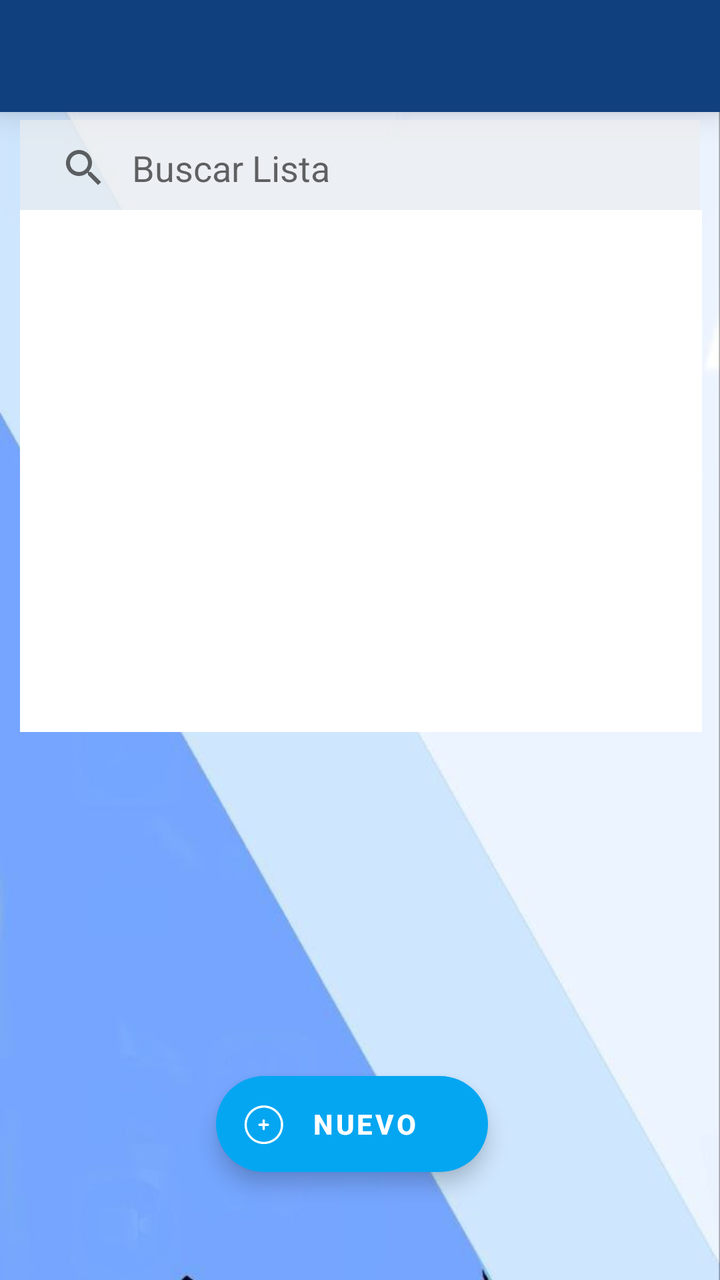
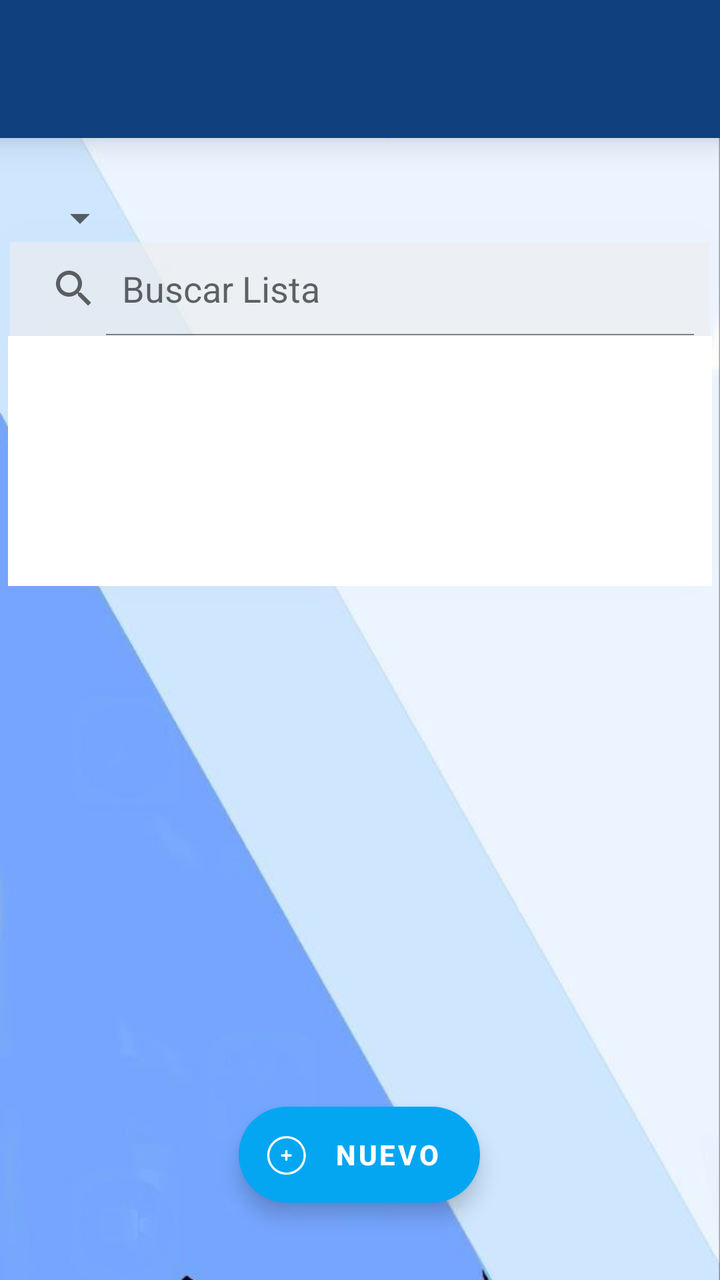

Before-and-after screenshots of an Android layout around one commit, followed by the original layout XML and the change that was made.
<!-- AndroidManifest.xml: application theme Theme.CowData.NoActionBar -->
<!-- res/layout/activity_main.xml -->
<?xml version="1.0" encoding="utf-8"?>
<RelativeLayout xmlns:android="http://schemas.android.com/apk/res/android"
    xmlns:app="http://schemas.android.com/apk/res-auto"
    xmlns:tools="http://schemas.android.com/tools"
    android:id="@+id/container"
    android:layout_width="match_parent"
    android:layout_height="match_parent"
    android:background="@drawable/back_loing">

    <Spinner
        android:id="@+id/spinType"
        android:layout_width="220dp"
        android:layout_height="wrap_content"
        android:layout_alignParentStart="true"
        android:layout_alignParentTop="true"
        android:layout_alignParentEnd="true"
        android:layout_alignParentBottom="true"
        android:layout_marginStart="10dp"
        android:layout_marginTop="150dp"
        android:layout_marginEnd="181dp"
        android:layout_marginBottom="550dp"
        android:clickable="true"
        android:focusable="true"
        android:textSize="@dimen/textViewLong"
        app:layout_constraintHorizontal_bias="0.971"
        app:layout_constraintVertical_bias="0.136" />

    <android.widget.SearchView
        android:id="@+id/searchBar"
        android:layout_width="388dp"
        android:layout_height="wrap_content"
        android:layout_alignParentTop="true"
        android:layout_marginStart="10dp"
        android:layout_marginTop="60dp"
        android:layout_marginEnd="10dp"
        android:layout_marginBottom="499dp"
        android:background="@color/text_background"
        android:iconifiedByDefault="false"
        android:queryHint="Buscar Lista"
        android:translationZ="999dp" />

    <RelativeLayout
        android:id="@+id/RelativeGridLayout"
        android:layout_width="match_parent"
        android:layout_height="603dp"
        android:layout_alignParentTop="true"
        android:layout_marginTop="0dp">


        <GridView
            android:id="@+id/gcImg"
            android:layout_width="wrap_content"
            android:layout_height="wrap_content"
            android:layout_alignParentTop="true"
            android:layout_marginStart="10dp"
            android:layout_marginTop="210dp"
            android:layout_marginEnd="10dp"
            android:layout_marginBottom="17dp"
            android:columnWidth="90dp"
            android:gravity="center"
            android:horizontalSpacing="10dp"
            android:numColumns="3"
            android:stretchMode="columnWidth"
            android:verticalSpacing="10dp"
            app:layout_constraintBottom_toBottomOf="parent"
            app:layout_constraintEnd_toEndOf="parent"
            app:layout_constraintHorizontal_bias="0.813"
            app:layout_constraintStart_toStartOf="parent"
            app:layout_constraintTop_toTopOf="parent"
            app:layout_constraintVertical_bias="0.142">

        </GridView>

        <LinearLayout
            android:id="@+id/linearLayout"
            android:layout_width="match_parent"
            android:layout_height="92dp"
            android:layout_marginBottom="-139dp"
            android:orientation="vertical">

            

        </LinearLayout>


    </RelativeLayout>

    <androidx.appcompat.widget.Toolbar
        android:id="@+id/my_toolbar"
        android:layout_width="match_parent"
        android:layout_height="?attr/actionBarSize"
        android:background="?attr/colorPrimary"
        android:elevation="10dp"
        android:theme="@style/ThemeOverlay.AppCompat.Dark"
        android:popupTheme="@style/ThemeOverlay.AppCompat.Dark"         tools:layout_editor_absoluteX="0dp"
        tools:layout_editor_absoluteY="1dp" />

    <androidx.constraintlayout.widget.Guideline
        android:id="@+id/guideline"
        android:layout_width="wrap_content"
        android:layout_height="wrap_content"
        android:orientation="vertical"
        app:layout_constraintGuide_begin="-53dp" />

    <androidx.constraintlayout.widget.Guideline
        android:id="@+id/guideline2"
        android:layout_width="wrap_content"
        android:layout_height="wrap_content"
        android:orientation="vertical"
        app:layout_constraintGuide_begin="16dp" />

    <androidx.constraintlayout.widget.Guideline
        android:id="@+id/guideline3"
        android:layout_width="wrap_content"
        android:layout_height="wrap_content"
        android:orientation="vertical"
        app:layout_constraintGuide_end="16dp" />

    <androidx.coordinatorlayout.widget.CoordinatorLayout
        android:id="@+id/layout"
        android:layout_width="411dp"
        android:layout_height="59dp"
        tools:layout_editor_absoluteX="0dp"
        tools:layout_editor_absoluteY="672dp">

        

    </androidx.coordinatorlayout.widget.CoordinatorLayout>

    <androidx.constraintlayout.widget.Guideline
        android:id="@+id/guideline7"
        android:layout_width="wrap_content"
        android:layout_height="wrap_content"
        android:orientation="horizontal"
        app:layout_constraintGuide_end="149dp" />

    <androidx.constraintlayout.widget.Guideline
        android:id="@+id/guideline11"
        android:layout_width="wrap_content"
        android:layout_height="wrap_content"
        android:orientation="horizontal"
        app:layout_constraintGuide_begin="-47dp" />

    <androidx.constraintlayout.widget.Barrier
        android:id="@+id/barrier3"
        android:layout_width="wrap_content"
        android:layout_height="wrap_content"
        app:barrierDirection="top" />

    <androidx.constraintlayout.widget.Guideline
        android:id="@+id/guideline12"
        android:layout_width="wrap_content"
        android:layout_height="wrap_content"
        android:orientation="horizontal"
        app:layout_constraintGuide_begin="94dp" />

    <ListView
        android:id="@+id/lv"
        android:layout_width="wrap_content"
        android:layout_height="124dp"
        android:layout_alignTop="@+id/searchBar"
        android:layout_alignParentStart="true"
        android:layout_alignParentEnd="true"
        android:layout_alignParentBottom="true"
        android:layout_marginStart="10dp"
        android:layout_marginTop="45dp"
        android:layout_marginEnd="9dp"
        android:layout_marginBottom="274dp"
        android:background="?attr/colorBackgroundFloating"
        android:translationZ="999dp" />


    <com.google.android.material.floatingactionbutton.ExtendedFloatingActionButton
        android:id="@+id/buttNew"
        android:layout_width="187dp"
        android:layout_height="wrap_content"
        android:layout_alignParentStart="true"
        android:layout_alignParentEnd="true"
        android:layout_alignParentBottom="true"
        android:layout_marginStart="108dp"
        android:layout_marginLeft="1dp"
        android:layout_marginTop="1dp"
        android:layout_marginEnd="116dp"
        android:layout_marginRight="1dp"
        android:layout_marginBottom="54dp"
        android:clickable="true"
        android:focusable="true"
        android:text="Nuevo"
        android:textStyle="bold"
        android:textColor="@color/inner_button"
        app:iconTint="@color/inner_button"
        app:backgroundTint="@color/float_button"
        app:fabSize="normal"
        app:icon="@drawable/add_button"
        app:layout_constraintBottom_toBottomOf="parent"
        app:layout_constraintEnd_toStartOf="@+id/guideline3"
        app:layout_constraintHorizontal_bias="0.498"
        app:layout_constraintStart_toStartOf="@+id/guideline2"
        app:layout_constraintTop_toTopOf="@+id/guideline7"
        app:layout_constraintVertical_bias="0.378" />

</RelativeLayout>
<!-- resources referenced by this layout -->
<resources>
  <color name="float_button">#05a6f1</color>
  <color name="inner_button">#FFFFFF</color>
  <color name="text_background">#99ffffff</color>
  <dimen name="textViewLong">16sp</dimen>
  <!-- drawable add_button: vector/xml drawable (drawable, 3688 chars, omitted) -->
  <!-- drawable back_loing: png bitmap (drawable, 77659 bytes) -->
  <style name="Theme.CowData.NoActionBar">
          <item name="windowActionBar">false</item>
          <item name="windowNoTitle">true</item>
      </style>
</resources>

<!-- the commit's change to res/layout/activity_main.xml (unified diff, before → after) -->
@@ -1,5 +1,5 @@
 <?xml version="1.0" encoding="utf-8"?>
-<RelativeLayout xmlns:android="http://schemas.android.com/apk/res/android"
+<androidx.constraintlayout.widget.ConstraintLayout xmlns:android="http://schemas.android.com/apk/res/android"
     xmlns:app="http://schemas.android.com/apk/res-auto"
     xmlns:tools="http://schemas.android.com/tools"
     android:id="@+id/container"
@@ -7,93 +7,64 @@
     android:layout_height="match_parent"
     android:background="@drawable/back_loing">
 
+
     <Spinner
         android:id="@+id/spinType"
-        android:layout_width="220dp"
+        android:layout_width="wrap_content"
         android:layout_height="wrap_content"
-        android:layout_alignParentStart="true"
-        android:layout_alignParentTop="true"
-        android:layout_alignParentEnd="true"
-        android:layout_alignParentBottom="true"
-        android:layout_marginStart="10dp"
-        android:layout_marginTop="150dp"
-        android:layout_marginEnd="181dp"
-        android:layout_marginBottom="550dp"
+        android:layout_marginTop="28dp"
         android:clickable="true"
         android:focusable="true"
         android:textSize="@dimen/textViewLong"
-        app:layout_constraintHorizontal_bias="0.971"
-        app:layout_constraintVertical_bias="0.136" />
+        app:layout_constraintStart_toStartOf="@+id/guideline2"
+        app:layout_constraintTop_toBottomOf="@+id/my_toolbar"
+        tools:ignore="MissingConstraints" />
 
     <android.widget.SearchView
         android:id="@+id/searchBar"
-        android:layout_width="388dp"
-        android:layout_height="wrap_content"
-        android:layout_alignParentTop="true"
-        android:layout_marginStart="10dp"
-        android:layout_marginTop="60dp"
-        android:layout_marginEnd="10dp"
-        android:layout_marginBottom="499dp"
+        android:layout_width="350dp"
+        android:layout_height="47dp"
         android:background="@color/text_background"
         android:iconifiedByDefault="false"
         android:queryHint="Buscar Lista"
-        android:translationZ="999dp" />
-
-    <RelativeLayout
-        android:id="@+id/RelativeGridLayout"
-        android:layout_width="match_parent"
-        android:layout_height="603dp"
-        android:layout_alignParentTop="true"
-        android:layout_marginTop="0dp">
+        android:translationZ="999dp"
+        app:layout_constraintEnd_toStartOf="@+id/guideline3"
+        app:layout_constraintStart_toStartOf="@+id/guideline2"
+        app:layout_constraintTop_toBottomOf="@+id/spinType"
+        tools:ignore="MissingConstraints" />
 
 
-        <GridView
-            android:id="@+id/gcImg"
-            android:layout_width="wrap_content"
-            android:layout_height="wrap_content"
-            android:layout_alignParentTop="true"
-            android:layout_marginStart="10dp"
-            android:layout_marginTop="210dp"
-            android:layout_marginEnd="10dp"
-            android:layout_marginBottom="17dp"
-            android:columnWidth="90dp"
-            android:gravity="center"
-            android:horizontalSpacing="10dp"
-            android:numColumns="3"
-            android:stretchMode="columnWidth"
-            android:verticalSpacing="10dp"
-            app:layout_constraintBottom_toBottomOf="parent"
-            app:layout_constraintEnd_toEndOf="parent"
-            app:layout_constraintHorizontal_bias="0.813"
-            app:layout_constraintStart_toStartOf="parent"
-            app:layout_constraintTop_toTopOf="parent"
-            app:layout_constraintVertical_bias="0.142">
-
-        </GridView>
-
-        <LinearLayout
-            android:id="@+id/linearLayout"
-            android:layout_width="match_parent"
-            android:layout_height="92dp"
-            android:layout_marginBottom="-139dp"
-            android:orientation="vertical">
-
-            
-
-        </LinearLayout>
+    
 
 
-    </RelativeLayout>
+    <GridView
+        android:id="@+id/gcImg"
+        android:layout_width="357dp"
+        android:layout_height="483dp"
+        android:columnWidth="90dp"
+        android:gravity="center"
+        android:horizontalSpacing="10dp"
+        android:numColumns="1"
+        android:stretchMode="columnWidth"
+        android:verticalSpacing="10dp"
+        app:layout_constraintEnd_toStartOf="@+id/guideline3"
+        app:layout_constraintHorizontal_bias="0.569"
+        app:layout_constraintStart_toStartOf="@+id/guideline2"
+        app:layout_constraintTop_toBottomOf="@+id/searchBar">
+
+    </GridView>
 
     <androidx.appcompat.widget.Toolbar
         android:id="@+id/my_toolbar"
-        android:layout_width="match_parent"
-        android:layout_height="?attr/actionBarSize"
+        android:layout_width="369dp"
+        android:layout_height="69dp"
         android:background="?attr/colorPrimary"
         android:elevation="10dp"
+        android:popupTheme="@style/ThemeOverlay.AppCompat.Dark"
         android:theme="@style/ThemeOverlay.AppCompat.Dark"
-        android:popupTheme="@style/ThemeOverlay.AppCompat.Dark"         tools:layout_editor_absoluteX="0dp"
-        tools:layout_editor_absoluteY="1dp" />
+        app:layout_constraintEnd_toStartOf="@+id/guideline3"
+        app:layout_constraintStart_toStartOf="@+id/guideline2"
+        tools:ignore="MissingConstraints" />
 
     <androidx.constraintlayout.widget.Guideline
         android:id="@+id/guideline"
@@ -118,10 +89,9 @@
 
     <androidx.coordinatorlayout.widget.CoordinatorLayout
         android:id="@+id/layout"
-        android:layout_width="411dp"
-        android:layout_height="59dp"
-        tools:layout_editor_absoluteX="0dp"
-        tools:layout_editor_absoluteY="672dp">
+        android:layout_width="wrap_content"
+        android:layout_height="wrap_content"
+        tools:ignore="MissingConstraints">
 
         
 
@@ -132,7 +102,7 @@
         android:layout_width="wrap_content"
         android:layout_height="wrap_content"
         android:orientation="horizontal"
-        app:layout_constraintGuide_end="149dp" />
+        app:layout_constraintGuide_end="110dp" />
 
     <androidx.constraintlayout.widget.Guideline
         android:id="@+id/guideline11"
@@ -152,46 +122,32 @@
         android:layout_width="wrap_content"
         android:layout_height="wrap_content"
         android:orientation="horizontal"
-        app:layout_constraintGuide_begin="94dp" />
+        app:layout_constraintGuide_begin="69dp" />
 
     <ListView
         android:id="@+id/lv"
-        android:layout_width="wrap_content"
-        android:layout_height="124dp"
-        android:layout_alignTop="@+id/searchBar"
-        android:layout_alignParentStart="true"
-        android:layout_alignParentEnd="true"
-        android:layout_alignParentBottom="true"
-        android:layout_marginStart="10dp"
-        android:layout_marginTop="45dp"
-        android:layout_marginEnd="9dp"
-        android:layout_marginBottom="274dp"
+        android:layout_width="352dp"
+        android:layout_height="125dp"
         android:background="?attr/colorBackgroundFloating"
-        android:translationZ="999dp" />
+        android:translationZ="999dp"
+        app:layout_constraintEnd_toStartOf="@+id/guideline3"
+        app:layout_constraintStart_toStartOf="@+id/guideline2"
+        app:layout_constraintTop_toBottomOf="@+id/searchBar" />
 
 
     <com.google.android.material.floatingactionbutton.ExtendedFloatingActionButton
         android:id="@+id/buttNew"
-        android:layout_width="187dp"
+        android:layout_width="wrap_content"
         android:layout_height="wrap_content"
-        android:layout_alignParentStart="true"
-        android:layout_alignParentEnd="true"
-        android:layout_alignParentBottom="true"
-        android:layout_marginStart="108dp"
-        android:layout_marginLeft="1dp"
-        android:layout_marginTop="1dp"
-        android:layout_marginEnd="116dp"
-        android:layout_marginRight="1dp"
-        android:layout_marginBottom="54dp"
         android:clickable="true"
         android:focusable="true"
         android:text="Nuevo"
+        android:textColor="@color/inner_button"
         android:textStyle="bold"
-        android:textColor="@color/inner_button"
-        app:iconTint="@color/inner_button"
         app:backgroundTint="@color/float_button"
         app:fabSize="normal"
         app:icon="@drawable/add_button"
+        app:iconTint="@color/inner_button"
         app:layout_constraintBottom_toBottomOf="parent"
         app:layout_constraintEnd_toStartOf="@+id/guideline3"
         app:layout_constraintHorizontal_bias="0.498"
@@ -199,4 +155,4 @@
         app:layout_constraintTop_toTopOf="@+id/guideline7"
         app:layout_constraintVertical_bias="0.378" />
 
-</RelativeLayout>
+</androidx.constraintlayout.widget.ConstraintLayout>
